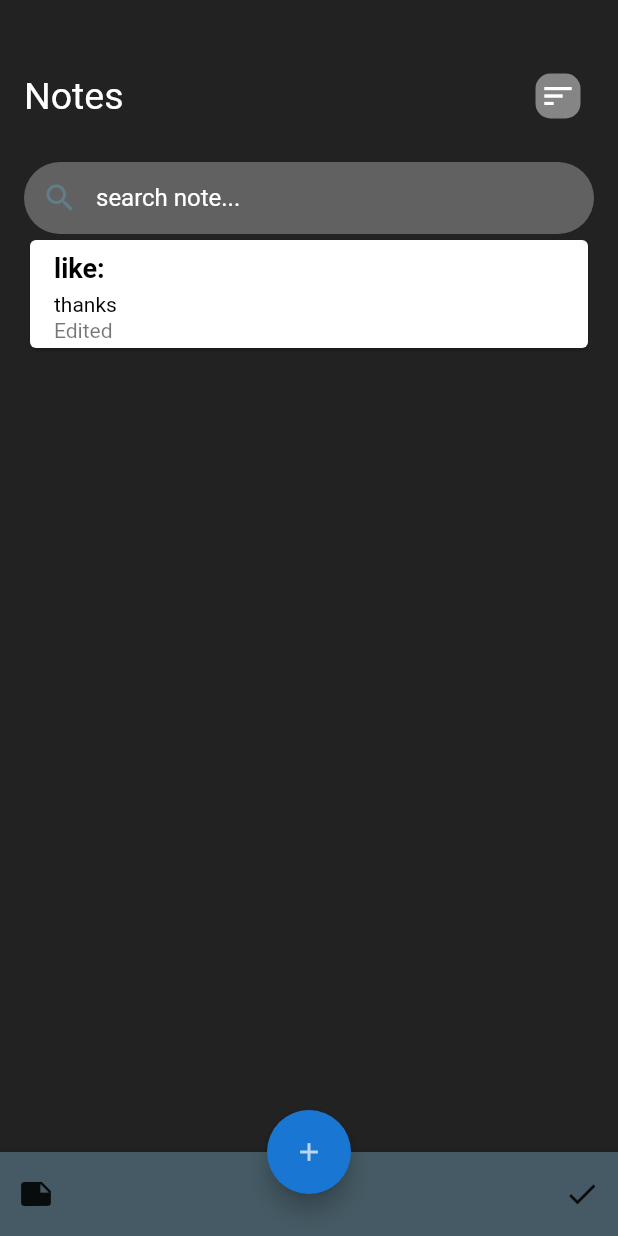
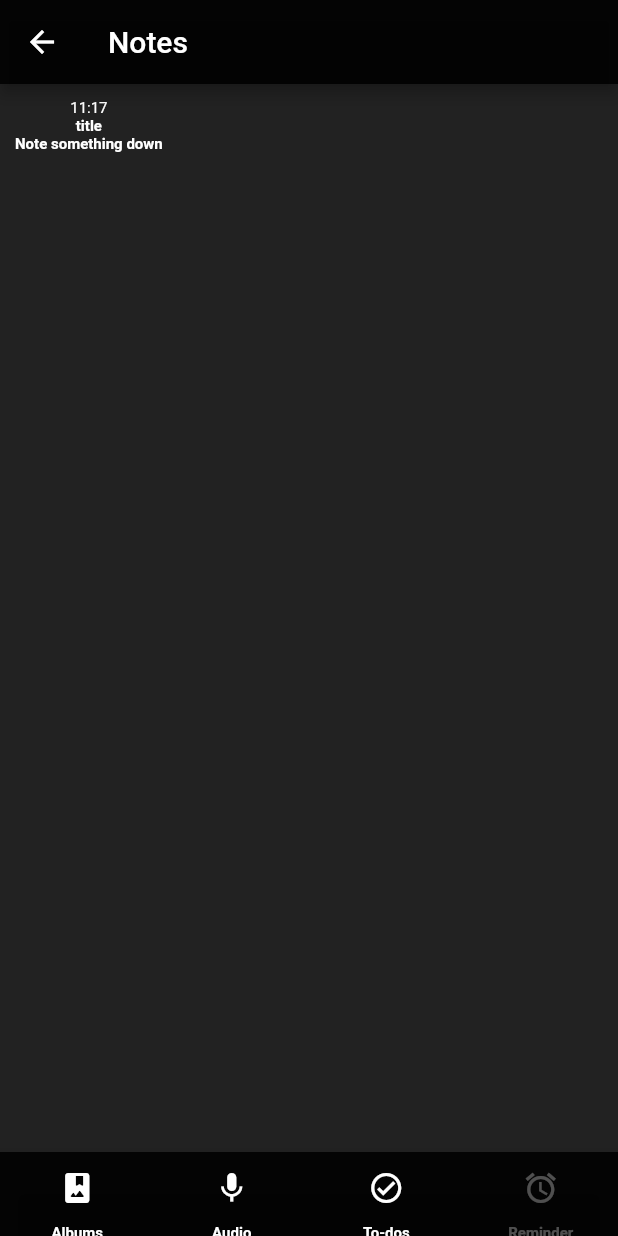
Before and after one commit to Benny77777/Daily_Task, a Flutter app: the screen it shows after launch, after a tap on the "add" icon, on a phone screen of 412 x 824 dp. Run offline on Flutter 3.47's test engine with Material 2 defaults, Android fonts, the phone set to English and light mode, and no system bars.

Commit message:
Added new changes

```diff
--- /dev/null
+++ b/lib/screens/Page2.dart
@@ -0,0 +1,130 @@
+// ignore: file_names
+import 'package:flutter/material.dart';
+import 'package:note_app/screens/todo.dart';
+
+class Page2 extends StatelessWidget {
+  const Page2({super.key});
+
+  @override
+  Widget build(BuildContext context) {
+    return Scaffold(
+      backgroundColor: Colors.black87,
+      appBar: AppBar(
+        backgroundColor: Colors.black87,
+        title: const Text(
+          'Notes',
+          style: TextStyle(color: Colors.white),
+        ),
+      ),
+      body: Padding(
+        padding: const EdgeInsets.all(10.0),
+        child: Column(
+          mainAxisAlignment: MainAxisAlignment.start,
+          children: const [
+            Text(
+              '11:17',
+              style: TextStyle(color: Colors.white, fontSize: 10),
+              textAlign: TextAlign.start,
+            ),
+            Text(
+              'title',
+              style: TextStyle(
+                  color: Colors.white,
+                  fontSize: 10,
+                  fontWeight: FontWeight.bold),
+            ),
+            Text(
+              'Note something down',
+              style: TextStyle(
+                  color: Colors.white,
+                  fontSize: 10,
+                  fontWeight: FontWeight.bold),
+            ),
+          ],
+        ),
+      ),
+      bottomNavigationBar: BottomAppBar(
+        color: Colors.black87,
+        child: SizedBox(
+          height: kBottomNavigationBarHeight,
+          child: Row(
+            mainAxisAlignment: MainAxisAlignment.spaceAround,
+            children: [
+              Column(
+                children: [
+                  IconButton(
+                      onPressed: () {},
+                      icon: const Icon(
+                        Icons.photo_album_rounded,
+                        color: Colors.white,
+                      )),
+                  const Text(
+                    'Albums',
+                    style: TextStyle(
+                        color: Colors.white,
+                        fontSize: 10,
+                        fontWeight: FontWeight.bold),
+                  )
+                ],
+              ),
+              Column(
+                children: [
+                  IconButton(
+                    onPressed: () {},
+                    icon: const Icon(Icons.mic),
+                    color: Colors.white,
+                  ),
+                  const Text(
+                    'Audio',
+                    style: TextStyle(
+                        color: Colors.white,
+                        fontSize: 10,
+                        fontWeight: FontWeight.bold),
+                  )
+                ],
+              ),
+              Column(
+                children: [
+                  IconButton(
+                    onPressed: () {
+                      Navigator.push(
+                          context,
+                          MaterialPageRoute(
+                            builder: (context) => const Todo(),
+                          ));
+                    },
+                    icon: const Icon(Icons.check_circle_outline_outlined),
+                    color: Colors.white,
+                  ),
+                  const Text(
+                    'To-dos',
+                    style: TextStyle(
+                        color: Colors.white,
+                        fontSize: 10,
+                        fontWeight: FontWeight.bold),
+                  )
+                ],
+              ),
+              Column(
+                children: [
+                  IconButton(
+                    onPressed: () {},
+                    icon: const Icon(Icons.alarm),
+                    color: Colors.white30,
+                  ),
+                  const Text(
+                    'Reminder',
+                    style: TextStyle(
+                        color: Colors.white30,
+                        fontSize: 10,
+                        fontWeight: FontWeight.bold),
+                  )
+                ],
+              )
+            ],
+          ),
+        ),
+      ),
+    );
+  }
+}
--- a/lib/screens/home.dart
+++ b/lib/screens/home.dart
@@ -1,6 +1,10 @@
 // ignore_for_file: library_private_types_in_public_api
 
 import 'package:flutter/material.dart';
+import 'package:intl/intl.dart';
+import 'package:note_app/model/note.dart';
+import 'package:note_app/screens/Page2.dart';
+import 'package:note_app/screens/todo.dart';
 
 class HomeScreen extends StatefulWidget {
   const HomeScreen({Key? key}) : super(key: key);
@@ -20,28 +24,14 @@ class _HomeScreenState extends State<HomeScreen> {
           children: [
             Row(
               mainAxisAlignment: MainAxisAlignment.spaceBetween,
-              children: [
-                const Text(
+              children: const [
+                Text(
                   'Notes',
                   style: TextStyle(
                       color: Colors.white,
                       fontSize: 25,
                       fontWeight: FontWeight.normal),
                 ),
-                IconButton(
-                  onPressed: () {},
-                  padding: const EdgeInsets.all(0),
-                  icon: Container(
-                      width: 30,
-                      height: 30,
-                      decoration: BoxDecoration(
-                          color: Colors.grey.withOpacity(0.8),
-                          borderRadius: BorderRadius.circular(10)),
-                      child: const Icon(
-                        Icons.sort,
-                        color: Colors.white,
-                      )),
-                )
               ],
             ),
             const SizedBox(
@@ -68,13 +58,23 @@ class _HomeScreenState extends State<HomeScreen> {
               ),
             ),
             Expanded(
-                child: ListView(
-              children: [
-                Card(
+                child: ListView.builder(
+              itemCount: sampleNotes.length,
+              itemBuilder: (BuildContext context, int index) {
+                return Card(
+                  color: Colors.black87,
+                  elevation: 3,
+                  shape: RoundedRectangleBorder(
+                    borderRadius: BorderRadius.circular(10),
+                  ),
+                  child: Padding(
+                    padding: const EdgeInsets.all(10.0),
                     child: ListTile(
                       title: RichText(
+                        maxLines: 2,
+                        overflow: TextOverflow.ellipsis,
                         text: const TextSpan(
-                        text: 'like:\n',
+                          text: 'Python',
                           style: TextStyle(
                             color: Colors.black,
                             fontWeight: FontWeight.bold,
@@ -83,7 +83,7 @@ class _HomeScreenState extends State<HomeScreen> {
                           ),
                           children: [
                             TextSpan(
-                              text: 'thanks',
+                                text: DateFormat.ABBR_MONTH_DAY,
                                 style: TextStyle(
                                   color: Colors.black,
                                   fontWeight: FontWeight.normal,
@@ -93,16 +93,44 @@ class _HomeScreenState extends State<HomeScreen> {
                           ],
                         ),
                       ),
-                    subtitle: const Text('Edited'),
+                      subtitle: Padding(
+                        padding: const EdgeInsets.all(8.0),
+                        child: Column(
+                          crossAxisAlignment: CrossAxisAlignment.start,
+                          children: const [
+                            Text(
+                              "heap",
+                              textAlign: TextAlign.start,
+                              style: TextStyle(
+                                  fontSize: 10,
+                                  fontStyle: FontStyle.italic,
+                                  color: Colors.white),
                             ),
+                            Text(
+                              '10:38, August 17,2023',
+                              textAlign: TextAlign.start,
+                              style: TextStyle(color: Colors.white),
                             )
                           ],
+                        ),
+                      ),
+                    ),
+                  ),
+                );
+              },
             ))
           ],
         ),
       ),
       floatingActionButton: FloatingActionButton(
-        onPressed: () {},
+        onPressed: () {
+          Navigator.push(
+              context,
+              MaterialPageRoute(
+                builder: (context) => const Page2(),
+              ));
+        },
+        elevation: 10,
         backgroundColor: Colors.blue.shade700,
         child: const Icon(
           Icons.add,
@@ -116,10 +144,53 @@ class _HomeScreenState extends State<HomeScreen> {
         child: SizedBox(
           height: kBottomNavigationBarHeight,
           child: Row(
-            mainAxisAlignment: MainAxisAlignment.spaceBetween,
+            mainAxisAlignment: MainAxisAlignment.spaceAround,
             children: [
-              IconButton(onPressed: () {}, icon: const Icon(Icons.note)),
-              IconButton(onPressed: () {}, icon: const Icon(Icons.check))
+              Column(
+                children: [
+                  IconButton(
+                      onPressed: () {
+                        Navigator.push(
+                            context,
+                            MaterialPageRoute(
+                              builder: (context) => const HomeScreen(),
+                            ));
+                      },
+                      icon: const Icon(
+                        Icons.notes,
+                        color: Colors.white,
+                      )),
+                  const Text(
+                    'Notes',
+                    style: TextStyle(
+                        color: Colors.white,
+                        fontSize: 10,
+                        fontWeight: FontWeight.bold),
+                  )
+                ],
+              ),
+              Column(
+                children: [
+                  IconButton(
+                    onPressed: () {
+                      Navigator.push(
+                          context,
+                          MaterialPageRoute(
+                            builder: (context) => const Todo(),
+                          ));
+                    },
+                    icon: const Icon(Icons.check_circle_outline_outlined),
+                    color: Colors.white,
+                  ),
+                  const Text(
+                    'To-dos',
+                    style: TextStyle(
+                        color: Colors.white,
+                        fontSize: 10,
+                        fontWeight: FontWeight.bold),
+                  )
+                ],
+              )
             ],
           ),
         ),
--- a/pubspec.yaml
+++ b/pubspec.yaml
@@ -30,7 +30,7 @@ environment:
 dependencies:
   flutter:
     sdk: flutter
-
+  intl: ^0.17.0
 
   # The following adds the Cupertino Icons font to your application.
   # Use with the CupertinoIcons class for iOS style icons.
```
Also changed, not shown: lib/model/note.dart (+8 -1 lines), lib/screens/todo.dart (added, +199 -0 lines), pubspec.lock. Lines whose indentation alone changed are shown as unchanged.
